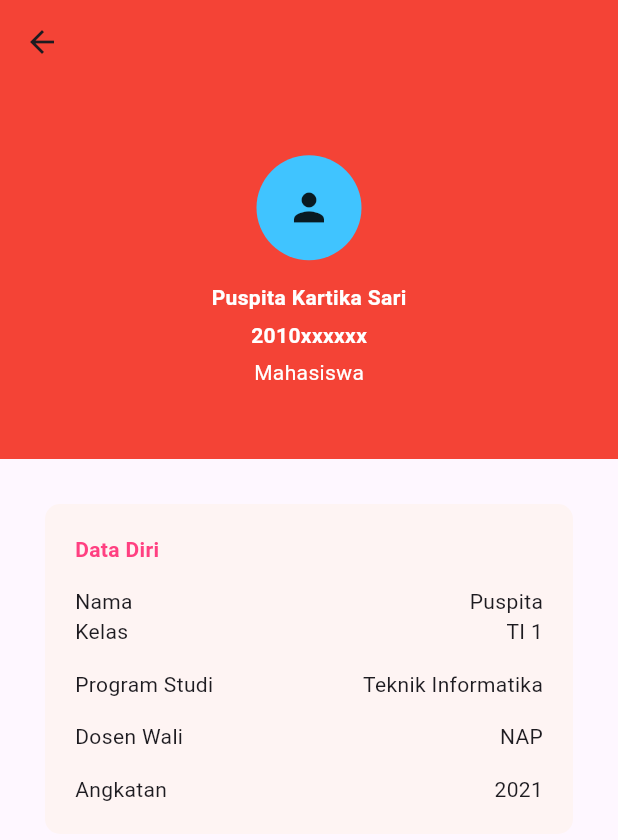
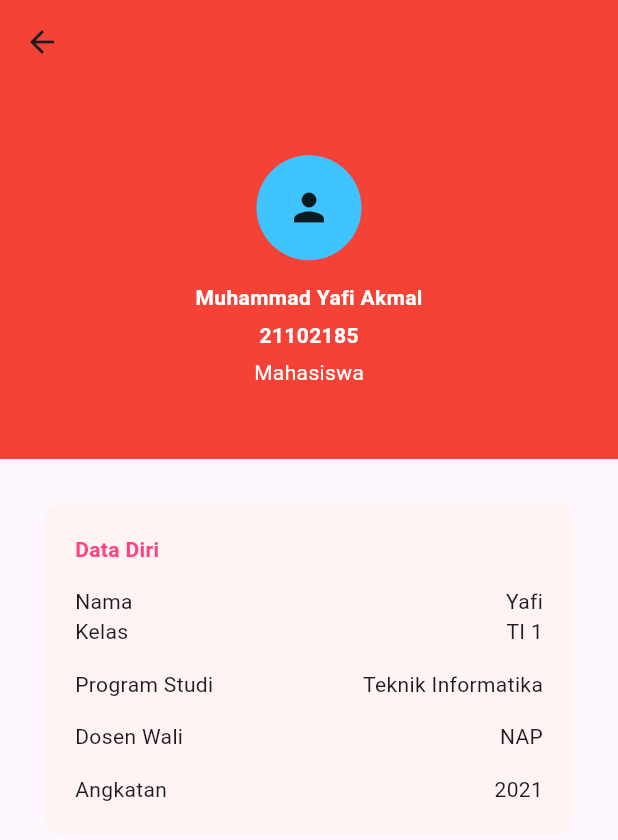
Before and after one commit to Yafiakmal/21102185_s1if-09-ti1_ppb2324-2, a Flutter app: the screen it shows after launch, on a phone screen of 412 x 824 dp. Shown: the top 840 px of the screen. Run offline on Flutter 3.47's test engine with Material 3 defaults, Android fonts, the phone set to English and light mode, and no system bars.

Commit message:
mengubah nama nim dan lain lain

```diff
--- a/praktikum_4/lib/main.dart
+++ b/praktikum_4/lib/main.dart
@@ -40,7 +40,7 @@
                               height: 15,
                               ), //Nama
                               Text (
-                                "Puspita Kartika Sari",
+                                "Muhammad Yafi Akmal",
                                 style: TextStyle(
                                   color: Colors.white,
                                   fontWeight: FontWeight.bold
@@ -48,7 +48,7 @@
                                   ),
                                   SizedBox(height: 5,),
                                   Text (
-                                    "2010xxxxxx",
+                                    "21102185",
                                     style: TextStyle(
                                       color: Colors.white,
                                       fontWeight: FontWeight.bold
@@ -82,7 +82,7 @@
                                               mainAxisAlignment: MainAxisAlignment.spaceBetween,
                                               children: [
                                                 Text("Nama "),
-                                                Text("Puspita")
+                                                Text("Yafi")
                                               ],
                                             ),
 
```
